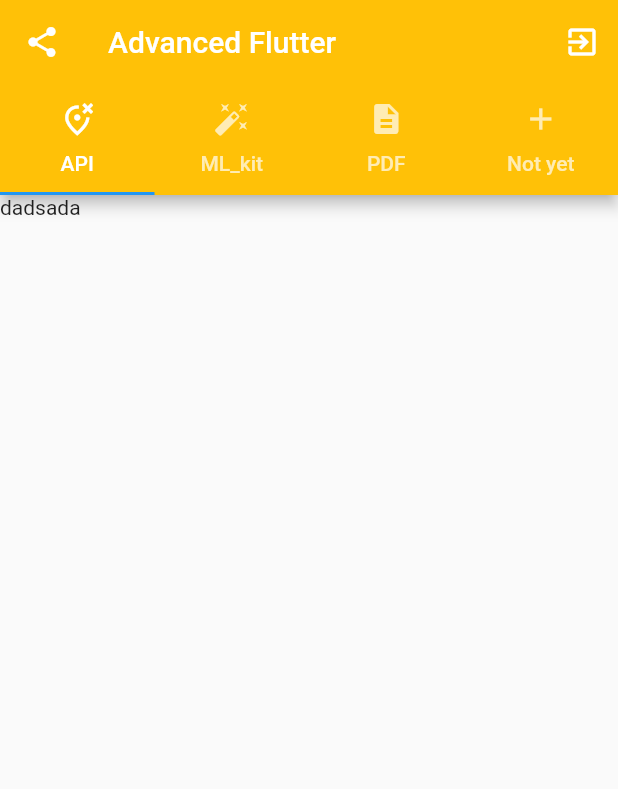
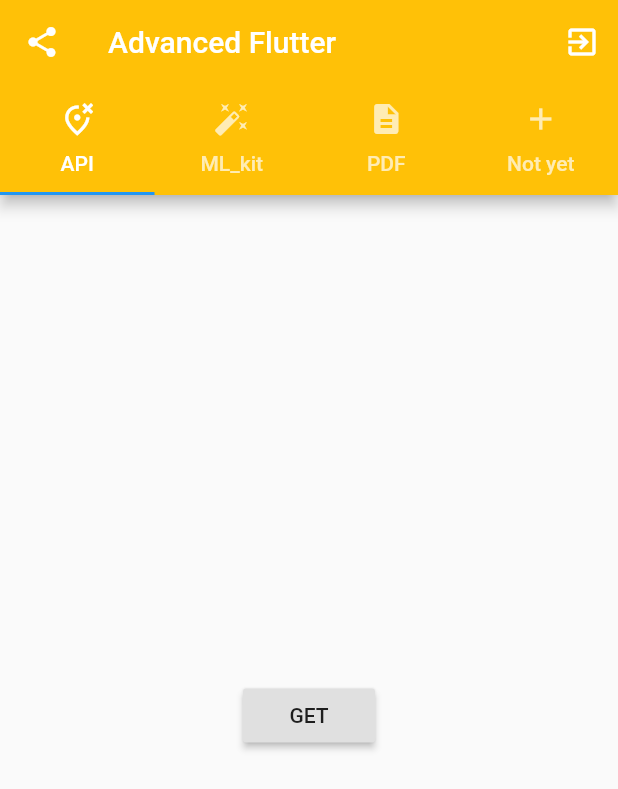
Before and after one commit to YunHyunJin/oneday_commit3, a Flutter app: the screen it shows after launch, after a tap on the "camera" icon, on a phone screen of 412 x 824 dp. Shown: the top 789 px of the screen. Run offline on Flutter 3.47's test engine with Material 2 defaults, Android fonts, the phone set to English and light mode, and no system bars; our stand-ins replace firebase_auth, flutter_signin_button, google_sign_in; accounts and stored records are empty; network calls fail.

Commit message:
1/5 commit

```diff
--- a/lib/tabs/apitab.dart
+++ b/lib/tabs/apitab.dart
@@ -1,15 +1,115 @@
+import 'dart:async';
+import 'dart:convert';
+
 import 'package:flutter/material.dart';
-
+import 'package:http/http.dart' as http;
+//
+// Future<Post> fetchPost() async {
+//   final response =
+//   await http.get('http://apis.data.go.kr/B552584/UlfptcaAlarmInqireSvc/getUlfptcaAlarmInfo?year=2020&pageNo=1&numOfRows=100&returnType=xml&serviceKey');
+//
+//   if (response.statusCode == 200) {
+//     // 만약 서버로의 요청이 성공하면, JSON을 파싱합니다.
+//     return Post.fromJson(json.decode(response.body));
+//   } else {
+//     // 만약 요청이 실패하면, 에러를 던집니다.
+//     throw Exception('Failed to load post');
+//   }
+// }
+//
+// class Post {
+//   final int userId;
+//   final int id;
+//   final String title;
+//   final String body;
+//
+//   Post({this.userId, this.id, this.title, this.body});
+//
+//   factory Post.fromJson(Map<String, dynamic> json) {
+//     return Post(
+//       userId: json['userId'],
+//       id: json['id'],
+//       title: json['title'],
+//       body: json['body'],
+//     );
+//   }
+// }
+//
+//
+// class apitab extends StatefulWidget {
+//   apitab({Key key}) : super(key: key);
+//
+//   @override
+//   _MyAppState createState() => _MyAppState();
+// }
+//
+// class _MyAppState extends State<apitab> {
+//   Future<Post> post;
+//
+//   @override
+//   void initState() {
+//     super.initState();
+//     post = fetchPost();
+//   }
+//
+//   @override
+//   Widget build(BuildContext context) {
+//     return MaterialApp(
+//       title: 'Fetch Data Example',
+//       theme: ThemeData(
+//         primarySwatch: Colors.blue,
+//       ),
+//       home: Scaffold(
+//
+//         body: Center(
+//           child: FutureBuilder<Post>(
+//             future: post,
+//             builder: (context, snapshot) {
+//               if (snapshot.hasData) {
+//                 return Text(snapshot.data.title);
+//               } else if (snapshot.hasError) {
+//                 return Text("${snapshot.error}");
+//               }
+//
+//               // 기본적으로 로딩 Spinner를 보여줍니다.
+//               return CircularProgressIndicator();
+//             },
+//           ),
+//         ),
+//       ),
+//     );
+//   }
+// }
 class apitab extends StatefulWidget {
   @override
-  _apitabState createState() => _apitabState();
+  _JSONGetState createState() => _JSONGetState();
 }
 
-class _apitabState extends State<apitab> {
+class _JSONGetState extends State<apitab> {
+
+  Future<String> getData() async {
+    http.Response response = await http.get(
+        Uri.encodeFull('http://jsonplaceholder.typicode.com/posts'),
+        headers: {"Accept": "application/json"});
+    print(response.body);
+
+    List data = jsonDecode(response.body);
+    print("###");
+    print(data[1]['title']);
+
+  }
+
   @override
   Widget build(BuildContext context) {
-    return Container(
-      child: Text("dadsada"),
+    return Scaffold(
+      body: new Center(
+        child: new RaisedButton(
+          child: new Text("GET"),
+          onPressed: (){
+            getData();
+          }
+        ),
+      ),
     );
   }
 }
--- a/pubspec.yaml
+++ b/pubspec.yaml
@@ -26,6 +26,7 @@ dependencies:
   firebase_auth: ^0.18.4+1
   google_sign_in: ^4.5.6
   flutter_signin_button: ^1.0.0
+  http: ^0.12.2
 
 
   # The following adds the Cupertino Icons font to your application.
```
Also changed, not shown: pubspec.lock, 1 other file.
